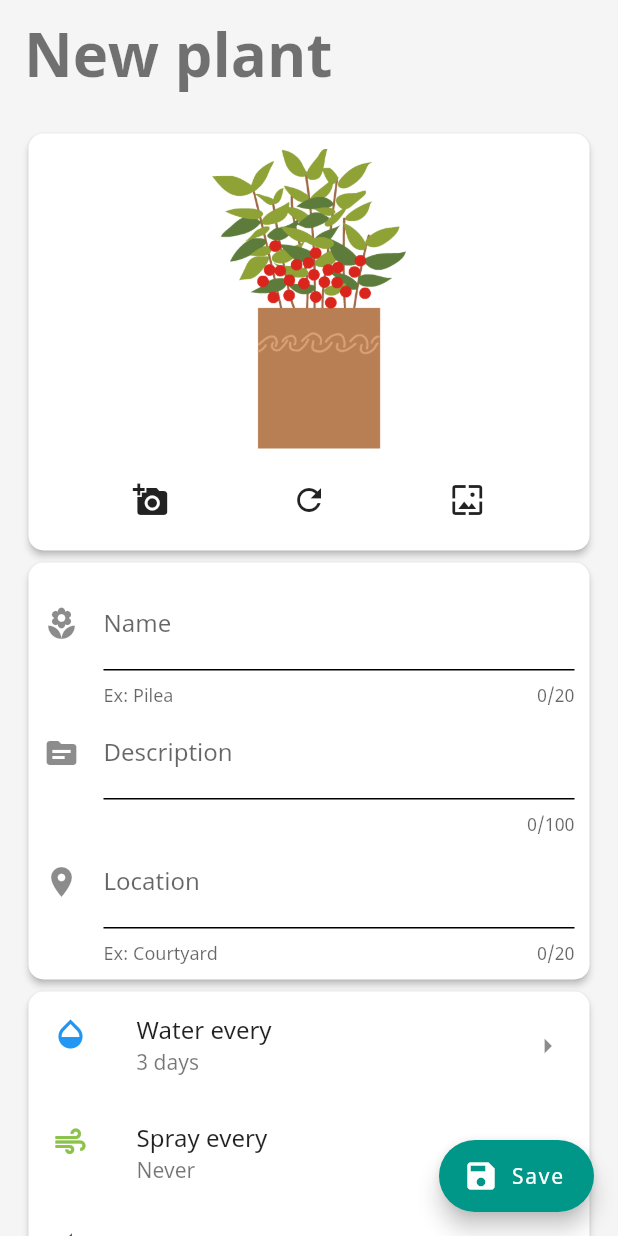
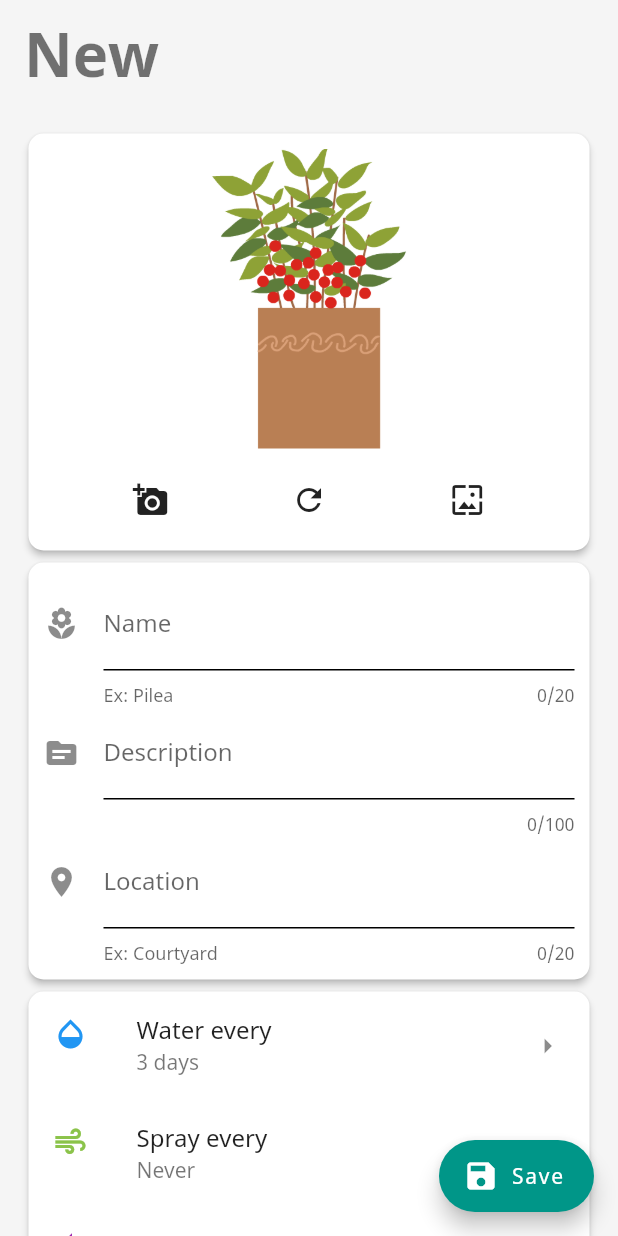
Before and after one commit to aeri/Florae, a Flutter app: the screen it shows after launch, after a tap on the "add" icon, on a phone screen of 412 x 824 dp. Run offline on Flutter 3.47's test engine with Material 2 defaults, Android fonts, the phone set to English and light mode, and no system bars; our stand-ins replace flutter_local_notifications, flutter_svg, image_picker, numberpicker, objectbox, shared_preferences; missing offline and left inert: background_fetch, objectbox_flutter_libs, responsive_grid_list; generated files the repository leaves out were written again.

Commit message:
fix: some presentation changes

```diff
--- a/lib/l10n/app_en.arb
+++ b/lib/l10n/app_en.arb
@@ -14,8 +14,8 @@
   "every": "every",
   "days": "days",
   "never": "Never",
-  "titleEditPlant": "Edit plant",
-  "titleNewPlant": "New plant",
+  "titleEditPlant": "Edit",
+  "titleNewPlant": "New",
   "tooltipCameraImage": "Get image from camera",
   "tooltipNextAvatar": "Next avatar",
   "tooltipGalleryImage": "Get image from gallery",
--- a/lib/l10n/app_es.arb
+++ b/lib/l10n/app_es.arb
@@ -14,8 +14,8 @@
     "every": "cada",
     "days": "días",
     "never": "Nunca",
-    "titleEditPlant": "Editar planta",
-    "titleNewPlant": "Nueva planta",
+    "titleEditPlant": "Editar",
+    "titleNewPlant": "Nueva",
     "tooltipCameraImage": "Obtener la imagen desde la cámara",
     "tooltipNextAvatar": "Siguiente avatar",
     "tooltipGalleryImage": "Obtener la imagen desde la galería",
--- a/lib/screens/home_page.dart
+++ b/lib/screens/home_page.dart
@@ -196,11 +196,11 @@ class _MyHomePageState extends State<MyHomePage> {
                 _selectedIndex == 0
                     ? AppLocalizations.of(context)!.mainNoCares
                     : AppLocalizations.of(context)!.mainNoPlants,
-                style: const TextStyle(
+                style: TextStyle(
                   fontFamily: 'NotoSans',
                   fontWeight: FontWeight.w500,
-                  fontSize: 25,
-                  color: Color(0x78000000),
+                  fontSize: 0.065 * MediaQuery.of(context).size.width,
+                  color: const Color(0x78000000),
                 ),
                 textAlign: TextAlign.center,
               ),
@@ -348,6 +348,7 @@ class _MyHomePageState extends State<MyHomePage> {
                     title: "Manage plant", update: false),
               ));
           setState(() {
+            _selectedIndex = 1;
             _loadPlants();
           });
         },
--- a/metadata/en-US/full_description.txt
+++ b/metadata/en-US/full_description.txt
@@ -1,4 +1,4 @@
-Florae is a free application that will allow you to keep track of the care of your plants while respecting your freedom and privacy.
+Florae is an open source application that will allow you to keep track of the care of your plants while respecting your freedom and privacy.
 
 Set reminders for basic plant care such as watering, pruning, cleaning, fertilizing, spraying, rotating, and transplanting.
 
--- a/metadata/es/full_description.txt
+++ b/metadata/es/full_description.txt
@@ -1,4 +1,4 @@
-Florae es una aplicación libre que te permitirá llevar un control del cuidado de tus plantas respetando tu libertad y privacidad.
+Florae es una aplicación de código abierto que te permitirá llevar un control del cuidado de tus plantas respetando tu libertad y privacidad.
 
 Establece recordatorios para los cuidados básicos de tus plantas como riego, poda, limpieza, abonado, pulverización, rotación y trasplante.
 
```
Also changed, not shown: 5 other files.
